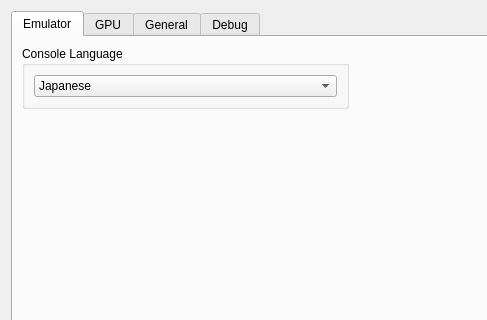
First picture: the form in src/qt_gui/settings_dialog.ui, repository ei-akulxx/shadPS4, before the edit; both pictures show x 0 to 487 and y 0 to 320 of the 1024 by 768 pixel window.
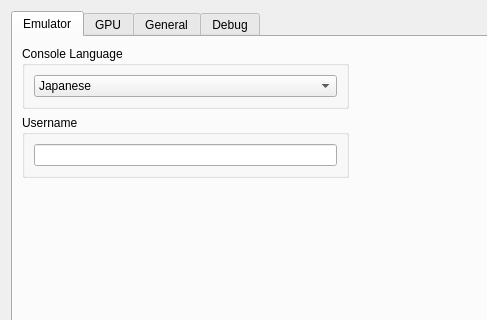
Second picture: the form after the edit. Icons and pictures are not drawn.

Commit message:
Qt-GUI: Adding User Name selection (#440)
* Qt-GUI: Adding User Name selection

* fix

* fix 2

* fix 3 (thanks Poly)

* Change the username emplacement

The edit to the form file:
```diff
--- a/src/qt_gui/settings_dialog.ui
+++ b/src/qt_gui/settings_dialog.ui
@@ -231,6 +231,32 @@
               </layout>
              </widget>
             </item>
+            <item>
+             <layout class="QVBoxLayout" name="vLayoutUserName">
+              <property name="spacing">
+               <number>6</number>
+              </property>
+              <property name="leftMargin">
+               <number>0</number>
+              </property>
+              <item>
+               <layout class="QHBoxLayout" name="hLayoutUserName">
+                <item>
+                 <widget class="QGroupBox" name="userName">
+                  <property name="title">
+                   <string>Username</string>
+                  </property>
+                  <layout class="QVBoxLayout" name="userNameLayout">
+                   <item>
+                    <widget class="QLineEdit" name="userNameLineEdit"/>
+                   </item>
+                  </layout>
+                 </widget>
+                </item>
+               </layout>
+              </item>
+             </layout>
+            </item>
             <item>
              <widget class="QWidget" name="widgetSettingsTop" native="true">
               <layout class="QHBoxLayout" name="widgetGpuTopLayout">
```
The commit also changes 3 other files.
